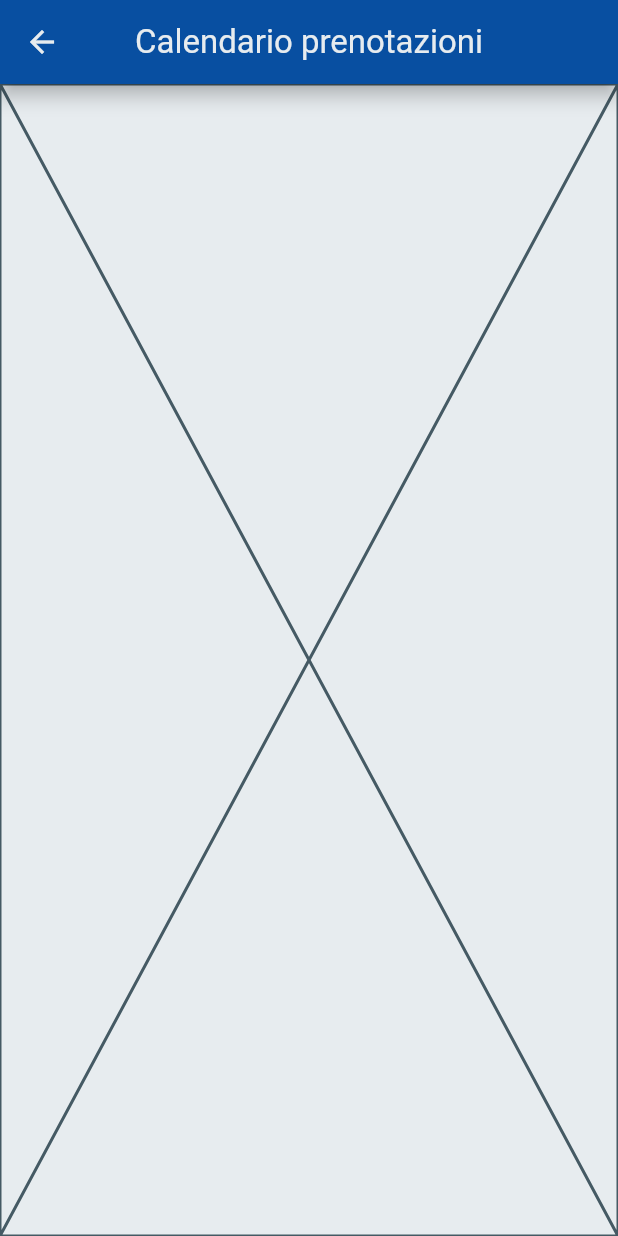
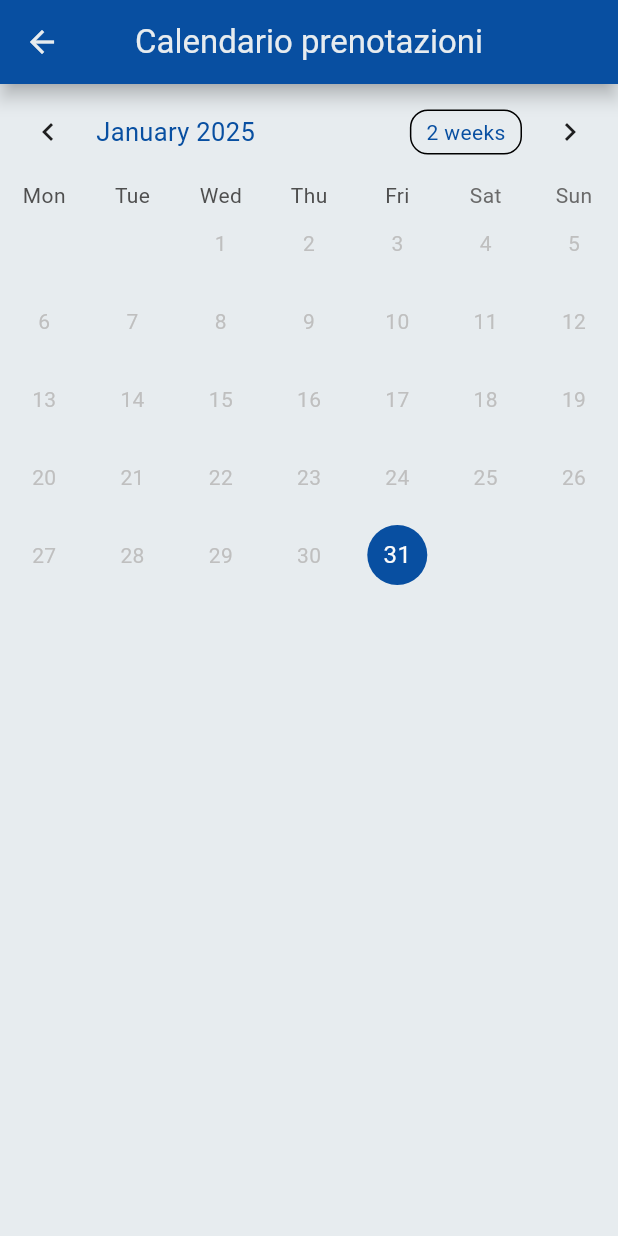
Before and after one commit to luke03b/INGSW2425_026, a Flutter app: the AgenteCalendarioPrenotazioniPage screen opened directly, on a phone screen of 412 x 824 dp. Run offline on Flutter 3.47's test engine with Material 3 defaults, Android fonts, the phone set to English and light mode, and no system bars; drawn by our look-alikes of table_calendar; our stand-ins replace carousel_slider, flutter_svg, font_awesome_flutter, google_maps_flutter, image_picker, jwt_decoder and 3 more; missing offline and left inert: amazon_cognito_identity_dart_2, amplify_auth_cognito, amplify_flutter; accounts and stored records are empty.

Commit message:
aggiunto calendario prenotazioni per agente e admin. Miglioramenti grafici minori

```diff
--- a/lib/pages/admin_pages/admin_crea_nuovo_admin_o_agente_page.dart
+++ b/lib/pages/admin_pages/admin_crea_nuovo_admin_o_agente_page.dart
@@ -34,7 +34,7 @@ class _AdminCreaNuovoAdminPageState extends State<AdminCreaNuovoAdminPage> {
         iconTheme: IconThemeData(
           color: Theme.of(context).colorScheme.surface,
         ),
-        title: Text("Crea nuovo admin", style: TextStyle(color: Theme.of(context).colorScheme.onPrimary),),
+        title: Text( widget.isNewUserAdmin ? "Crea nuovo admin" : "Crea nuovo agente", style: TextStyle(color: Theme.of(context).colorScheme.onPrimary),),
         centerTitle: true,
         backgroundColor: Theme.of(context).colorScheme.primary,
         elevation: 5,
--- a/lib/pages/agente_pages/agente_calendario_prenotazioni_page.dart
+++ b/lib/pages/agente_pages/agente_calendario_prenotazioni_page.dart
@@ -1,13 +1,111 @@
 import 'package:flutter/material.dart';
+import 'package:table_calendar/table_calendar.dart';
 
 class AgenteCalendarioPrenotazioniPage extends StatefulWidget {
   const AgenteCalendarioPrenotazioniPage({super.key});
 
   @override
-  State<AgenteCalendarioPrenotazioniPage> createState() => _AgenteCalendarioPrenotazioniPageState();
+  State<AgenteCalendarioPrenotazioniPage> createState() =>
+      _AgenteCalendarioPrenotazioniPageState();
 }
 
-class _AgenteCalendarioPrenotazioniPageState extends State<AgenteCalendarioPrenotazioniPage> {
+class _AgenteCalendarioPrenotazioniPageState
+    extends State<AgenteCalendarioPrenotazioniPage> {
+  late final ValueNotifier<List<Map<String, dynamic>>> _selectedEvents;
+  CalendarFormat _calendarFormat = CalendarFormat.month;
+  RangeSelectionMode _rangeSelectionMode = RangeSelectionMode.toggledOff;
+  DateTime _focusedDay = DateTime.now();
+  DateTime? _selectedDay;
+  DateTime? _rangeStart;
+  DateTime? _rangeEnd;
+
+  final List<Map<String, dynamic>> listaEventi = [
+    {
+      'indirizzo': 'Via dalmazia, 13 Cavalleggeri (NA)',
+      'data_e_ora': '04-02-2025 11:00'
+    },
+    {
+      'indirizzo': 'Via raviscanina, 14 Rav (NA)',
+      'data_e_ora': '14-02-2025 15:00'
+    },
+    {
+      'indirizzo': 'Via orta d\'atella, 10 Orta (NA)',
+      'data_e_ora': '14-02-2025 10:00'
+    },
+  ];
+
+  @override
+  void initState() {
+    super.initState();
+
+    _selectedDay = _focusedDay;
+    _selectedEvents = ValueNotifier(_getEventsForDay(_selectedDay!));
+  }
+
+  @override
+  void dispose() {
+    _selectedEvents.dispose();
+    super.dispose();
+  }
+
+  List<Map<String, dynamic>> _getEventsForDay(DateTime day) {
+    //recupera giorno-mese-anno dalla lista di eventi fittizi
+    String giornoSelezionato = "${day.day.toString().padLeft(2, '0')}-${day.month.toString().padLeft(2, '0')}-${day.year}";
+
+    return listaEventi.where((evento) {
+      String dataEvento = evento['data_e_ora'].split(' ')[0];
+      return dataEvento == giornoSelezionato;
+    }).toList();
+  }
+
+  List<Map<String, dynamic>> _getEventsForRange(DateTime start, DateTime end) {
+    final days = daysInRange(start, end);
+
+    return [
+      for (final d in days) ..._getEventsForDay(d),
+    ];
+  }
+
+  List<DateTime> daysInRange(DateTime first, DateTime last) {
+    final dayCount = last.difference(first).inDays + 1;
+    return List.generate(
+      dayCount,
+      (index) => DateTime.utc(first.year, first.month, first.day + index),
+    );
+  }
+
+  void _onDaySelected(DateTime selectedDay, DateTime focusedDay) {
+    if (!isSameDay(_selectedDay, selectedDay)) {
+      setState(() {
+        _selectedDay = selectedDay;
+        _focusedDay = focusedDay;
+        _rangeStart = null;
+        _rangeEnd = null;
+        _rangeSelectionMode = RangeSelectionMode.toggledOff;
+      });
+
+      _selectedEvents.value = _getEventsForDay(selectedDay);
+    }
+  }
+
+  void _onRangeSelected(DateTime? start, DateTime? end, DateTime focusedDay) {
+    setState(() {
+      _selectedDay = null;
+      _focusedDay = focusedDay;
+      _rangeStart = start;
+      _rangeEnd = end;
+      _rangeSelectionMode = RangeSelectionMode.toggledOn;
+    });
+
+    if (start != null && end != null) {
+      _selectedEvents.value = _getEventsForRange(start, end);
+    } else if (start != null) {
+      _selectedEvents.value = _getEventsForDay(start);
+    } else if (end != null) {
+      _selectedEvents.value = _getEventsForDay(end);
+    }
+  }
+
   @override
   Widget build(BuildContext context) {
     return Scaffold(
@@ -16,12 +114,87 @@ class _AgenteCalendarioPrenotazioniPageState extends State<AgenteCalendarioPreno
         iconTheme: IconThemeData(
           color: Theme.of(context).colorScheme.surface,
         ),
-        title: Text("Calendario prenotazioni", style: TextStyle(color: Theme.of(context).colorScheme.onPrimary),),
+        title: Text(
+          "Calendario prenotazioni",
+          style: TextStyle(color: Theme.of(context).colorScheme.onPrimary),
+        ),
         centerTitle: true,
         backgroundColor: Theme.of(context).colorScheme.primary,
         elevation: 5,
         shadowColor: Colors.black,
       ),
-      body: Placeholder());
+      body: Column(
+        children: [
+          TableCalendar<Map<String, dynamic>>(
+            firstDay: DateTime.now(),
+            lastDay: DateTime.now().add(Duration(days: 14)),
+            focusedDay: _focusedDay,
+            selectedDayPredicate: (day) => isSameDay(_selectedDay, day),
+            rangeStartDay: _rangeStart,
+            rangeEndDay: _rangeEnd,
+            calendarFormat: _calendarFormat,
+            rangeSelectionMode: _rangeSelectionMode,
+            eventLoader: _getEventsForDay,
+            startingDayOfWeek: StartingDayOfWeek.monday,
+            calendarStyle: CalendarStyle(
+              rangeStartDecoration: BoxDecoration(
+                  color: Theme.of(context).colorScheme.tertiary,
+                  shape: BoxShape.circle),
+              rangeEndDecoration: BoxDecoration(
+                  color: Theme.of(context).colorScheme.tertiary,
+                  shape: BoxShape.circle),
+              rangeHighlightColor: Theme.of(context).colorScheme.tertiary,
+              selectedDecoration: BoxDecoration(
+                  color: Theme.of(context).colorScheme.primary,
+                  shape: BoxShape.circle),
+              todayDecoration: BoxDecoration(
+                  color: Theme.of(context).colorScheme.secondary,
+                  shape: BoxShape.circle),
+              outsideDaysVisible: false,
+            ),
+            onDaySelected: _onDaySelected,
+            onRangeSelected: _onRangeSelected,
+            onFormatChanged: (format) {
+              if (_calendarFormat != format) {
+                setState(() {
+                  _calendarFormat = format;
+                });
+              }
+            },
+            onPageChanged: (focusedDay) {
+              _focusedDay = focusedDay;
+            },
+          ),
+          const SizedBox(height: 8.0),
+          Expanded(
+            child: ValueListenableBuilder<List<Map<String, dynamic>>>(
+              valueListenable: _selectedEvents,
+              builder: (context, value, _) {
+                return ListView.builder(
+                  itemCount: value.length,
+                  itemBuilder: (context, index) {
+                    return Container(
+                      margin: const EdgeInsets.symmetric(
+                        horizontal: 12.0,
+                        vertical: 4.0,
+                      ),
+                      decoration: BoxDecoration(
+                        border: Border.all(),
+                        borderRadius: BorderRadius.circular(12.0),
+                      ),
+                      child: ListTile(
+                        onTap: () => print('${value[index]}'),
+                        title: Text('${value[index]['indirizzo']}'),
+                        subtitle: Text('${value[index]['data_e_ora']}'),
+                      ),
+                    );
+                  },
+                );
+              },
+            ),
+          ),
+        ],
+      ),
+    );
   }
 }
--- a/lib/pages/agente_pages/agente_crea_annuncio_page.dart
+++ b/lib/pages/agente_pages/agente_crea_annuncio_page.dart
@@ -288,7 +288,7 @@ class _AgenteCreaAnnuncioPageState extends State<AgenteCreaAnnuncioPage> {
                     SizedBox(width: 7),
                     SizedBox(
                       width: MediaQuery.sizeOf(context).width * 0.40,
-                      child: TextField(controller: viaController, decoration: InputDecoration(hintText: "città", hintStyle: TextStyle(color: coloreScritte)), style: TextStyle(color: coloreScritte),)
+                      child: TextField(controller: viaController, decoration: InputDecoration(hintText: "via", hintStyle: TextStyle(color: coloreScritte)), style: TextStyle(color: coloreScritte),)
                     ),
                 ],),
                 SizedBox(height: 25,),
--- a/pubspec.yaml
+++ b/pubspec.yaml
@@ -56,6 +56,7 @@ dependencies:
   http: ^1.3.0
   image_picker: ^1.1.2
   multi_image_picker_plus: ^0.0.6
+  table_calendar: ^3.1.3
 
 dev_dependencies:
   flutter_test:
```
Also changed, not shown: pubspec.lock.
